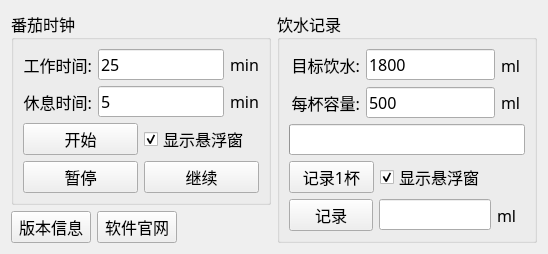
Above: cubicle_survivor/main_widget.ui from IceFRain/pomodoro_timer before the change. Below: the same form after it.
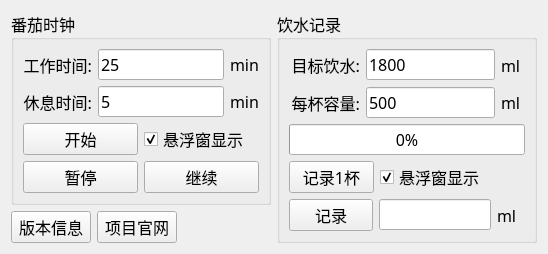
That is the form after the change.

Diff of the .ui file:
```diff
--- a/cubicle_survivor/main_widget.ui
+++ b/cubicle_survivor/main_widget.ui
@@ -96,7 +96,7 @@
           <item>
            <widget class="QCheckBox" name="CB_clock_floating_window_show">
             <property name="text">
-             <string>显示悬浮窗</string>
+             <string>悬浮窗显示</string>
             </property>
             <property name="checked">
              <bool>true</bool>
@@ -138,7 +138,7 @@
        <item>
         <widget class="QPushButton" name="PB_project_url">
          <property name="text">
-          <string>软件官网</string>
+          <string>项目官网</string>
          </property>
         </widget>
        </item>
@@ -238,9 +238,6 @@
         <property name="value">
          <number>0</number>
         </property>
-        <property name="textVisible">
-         <bool>false</bool>
-        </property>
        </widget>
       </item>
       <item>
@@ -255,7 +252,7 @@
         <item>
          <widget class="QCheckBox" name="CB_drink_floating_window_show">
           <property name="text">
-           <string>显示悬浮窗</string>
+           <string>悬浮窗显示</string>
           </property>
           <property name="checked">
            <bool>true</bool>
```
